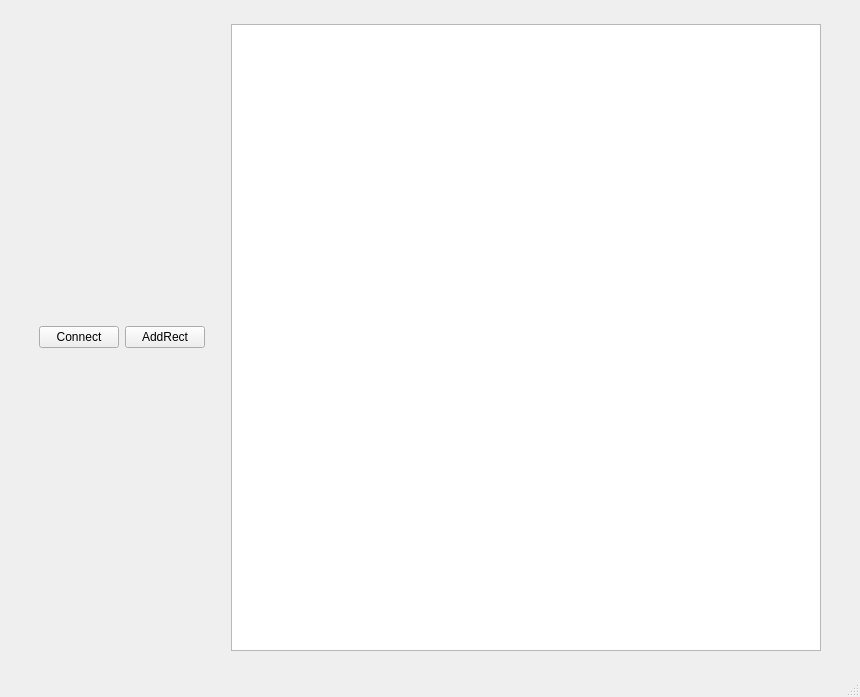
Above: proto.ui from povle/pyblueprint before the change. Below: the same form after it.
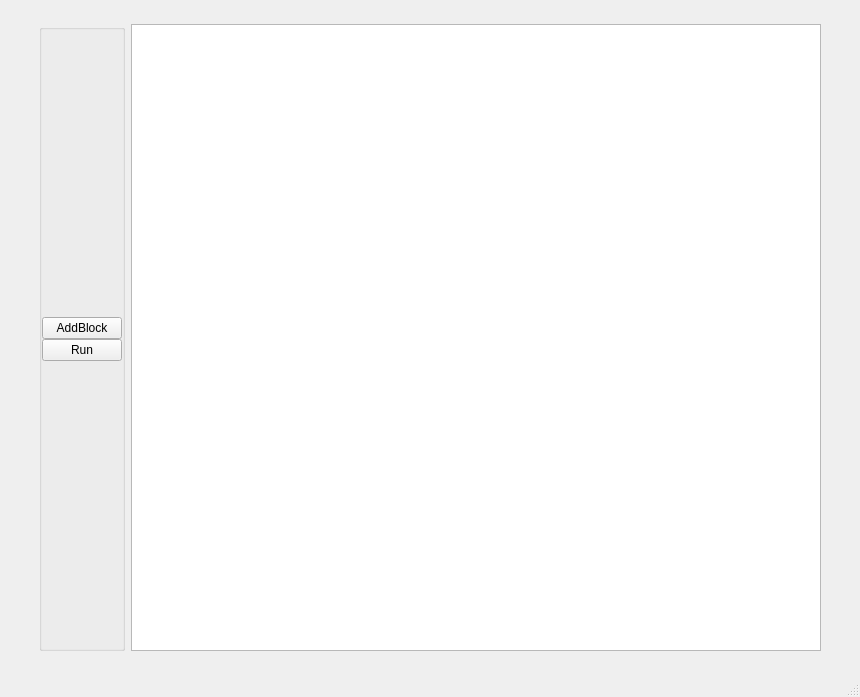
That is the form after the change.

Patch:
```diff
--- a/proto.ui
+++ b/proto.ui
@@ -36,14 +36,50 @@
        <number>15</number>
       </property>
       <item>
-       <widget class="QPushButton" name="connectButton">
-        <property name="text">
-         <string>Connect</string>
+       <widget class="QGroupBox" name="groupBox">
+        <property name="sizePolicy">
+         <sizepolicy hsizetype="Preferred" vsizetype="Preferred">
+          <horstretch>0</horstretch>
+          <verstretch>0</verstretch>
+         </sizepolicy>
         </property>
-       </widget>
+        <property name="title">
+         <string/>
+        </property>
+        <property name="alignment">
+         <set>Qt::AlignCenter</set>
+        </property>
+        <property name="flat">
+         <bool>true</bool>
+        </property>
+        <property name="checkable">
+         <bool>false</bool>
+        </property>
+        <layout class="QVBoxLayout" name="verticalLayout">
+         <property name="spacing">
+          <number>0</number>
+         </property>
+         <property name="leftMargin">
+          <number>0</number>
+         </property>
+         <property name="rightMargin">
+          <number>0</number>
+         </property>
+         <item>
+          <spacer name="verticalSpacer">
+           <property name="orientation">
+            <enum>Qt::Vertical</enum>
+           </property>
+           <property name="sizeHint" stdset="0">
+            <size>
+             <width>20</width>
+             <height>40</height>
+            </size>
+           </property>
+          </spacer>
       </item>
       <item>
-       <widget class="QPushButton" name="addRectButton">
+          <widget class="QPushButton" name="addBlockButton">
         <property name="sizePolicy">
          <sizepolicy hsizetype="Maximum" vsizetype="Fixed">
           <horstretch>0</horstretch>
@@ -51,25 +87,32 @@
          </sizepolicy>
         </property>
         <property name="text">
-         <string>AddRect</string>
+            <string>AddBlock</string>
         </property>
        </widget>
       </item>
       <item>
-       <spacer name="horizontalSpacer">
+          <widget class="QPushButton" name="runButton">
+           <property name="text">
+            <string>Run</string>
+           </property>
+          </widget>
+         </item>
+         <item>
+          <spacer name="verticalSpacer_2">
         <property name="orientation">
-         <enum>Qt::Horizontal</enum>
-        </property>
-        <property name="sizeType">
-         <enum>QSizePolicy::Maximum</enum>
+            <enum>Qt::Vertical</enum>
         </property>
         <property name="sizeHint" stdset="0">
          <size>
           <width>20</width>
-          <height>20</height>
+             <height>40</height>
          </size>
         </property>
        </spacer>
+         </item>
+        </layout>
+       </widget>
       </item>
       <item>
        <widget class="QGraphicsView" name="graphicsView">
```
Lines whose indentation alone changed are shown as unchanged.
